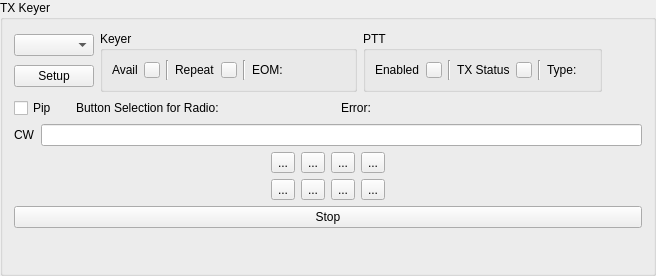
This is mqt/MqtLogger/txvmbuttonsframe.ui in Rsclub22/Minos2-Mirror as Qt 5 draws it before an edit. The edited form follows.
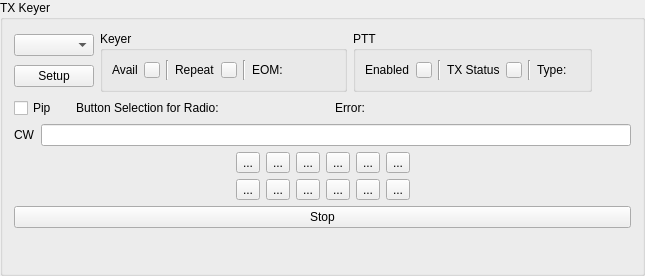
This is the edited form.

Patch:
```diff
--- a/mqt/MqtLogger/txvmbuttonsframe.ui
+++ b/mqt/MqtLogger/txvmbuttonsframe.ui
@@ -6,7 +6,7 @@
    <rect>
     <x>0</x>
     <y>0</y>
-    <width>656</width>
+    <width>645</width>
     <height>276</height>
    </rect>
   </property>
@@ -437,6 +437,20 @@
          </property>
         </widget>
        </item>
+       <item>
+        <widget class="QToolButton" name="vmToolButton5">
+         <property name="text">
+          <string>...</string>
+         </property>
+        </widget>
+       </item>
+       <item>
+        <widget class="QToolButton" name="vmToolButton6">
+         <property name="text">
+          <string>...</string>
+         </property>
+        </widget>
+       </item>
        <item>
         <spacer name="horizontalSpacer_5">
          <property name="orientation">
@@ -467,20 +481,6 @@
          </property>
         </spacer>
        </item>
-       <item>
-        <widget class="QToolButton" name="vmToolButton5">
-         <property name="text">
-          <string>...</string>
-         </property>
-        </widget>
-       </item>
-       <item>
-        <widget class="QToolButton" name="vmToolButton6">
-         <property name="text">
-          <string>...</string>
-         </property>
-        </widget>
-       </item>
        <item>
         <widget class="QToolButton" name="vmToolButton7">
          <property name="text">
@@ -495,6 +495,34 @@
          </property>
         </widget>
        </item>
+       <item>
+        <widget class="QToolButton" name="vmToolButton9">
+         <property name="text">
+          <string>...</string>
+         </property>
+        </widget>
+       </item>
+       <item>
+        <widget class="QToolButton" name="vmToolButton10">
+         <property name="text">
+          <string>...</string>
+         </property>
+        </widget>
+       </item>
+       <item>
+        <widget class="QToolButton" name="vmToolButton11">
+         <property name="text">
+          <string>...</string>
+         </property>
+        </widget>
+       </item>
+       <item>
+        <widget class="QToolButton" name="vmToolButton12">
+         <property name="text">
+          <string>...</string>
+         </property>
+        </widget>
+       </item>
        <item>
         <spacer name="horizontalSpacer_8">
          <property name="orientation">
```
